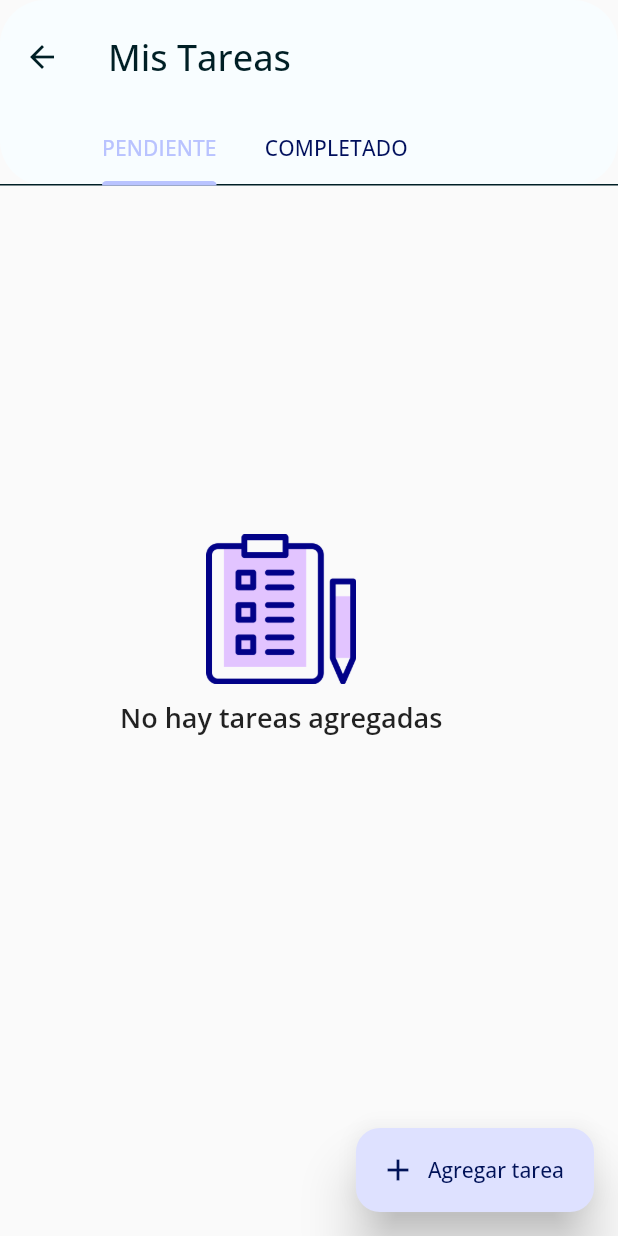
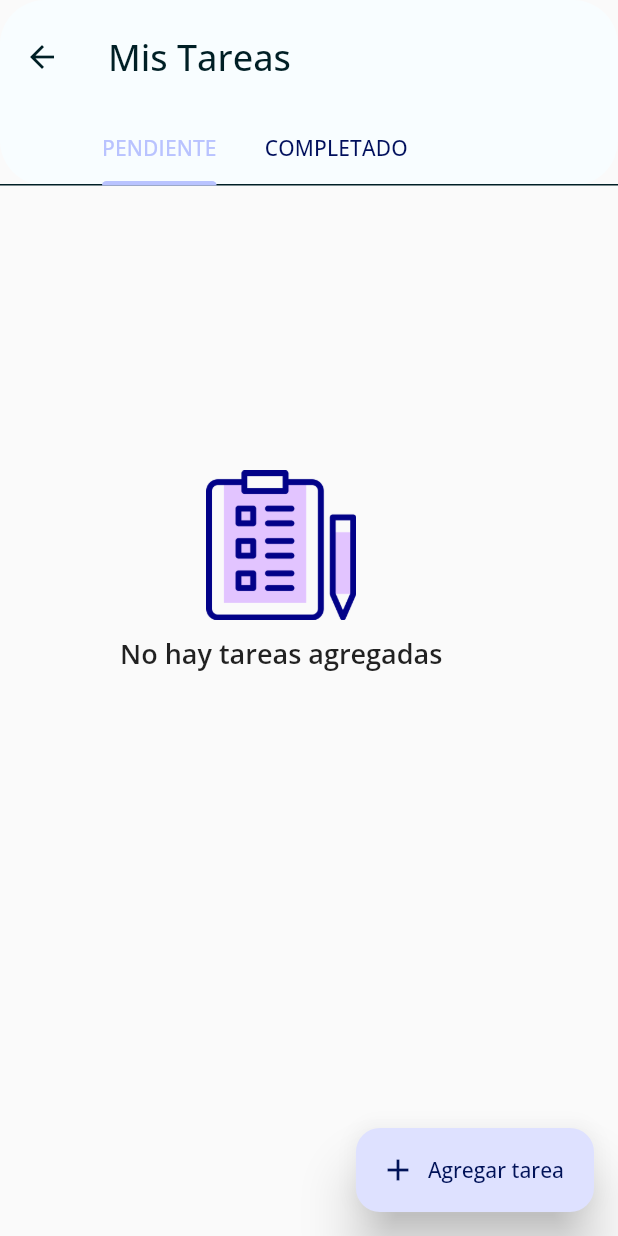
Before and after one commit to moisesmtzs/agenda_modular, a Flutter app: the TaskPage screen opened by its route, on a phone screen of 412 x 824 dp. Run offline on Flutter 3.47's test engine with Material 2 defaults, Android fonts, the light colour scheme and no system bars; our stand-ins replace avatar_glow, flutter_svg, flutter_tts, flutter_zoom_drawer, get, get_storage and 8 more; missing offline and left inert: dart:ffi, highlight_text; accounts and stored records are empty.

Commit message:
Checkbox arreglado

```diff
--- a/lib/src/screens/tasks/task_controller.dart
+++ b/lib/src/screens/tasks/task_controller.dart
@@ -14,15 +14,14 @@ import 'package:agenda_app/src/ui/app_colors.dart';
 
 class TaskController extends GetxController {
   TaskController() {
-    connectivity.getConnectivity(); //esto constructor
+    connectivity.getConnectivity();
   }
 
-  //VALIDAR QUE EXISTE UNA CONEXION A INTERNET//
   Future validarInternet() async {
     await connectivity.getConnectivity();
   }
 
-  Connect connectivity = Connect(); //esto, constructor
+  Connect connectivity = Connect();
 
   User userSession = User.fromJson(GetStorage().read('user') ?? {});
 
@@ -39,8 +38,6 @@ class TaskController extends GetxController {
   }
 
   void goToAddTaskPage(BuildContext context) {
-    // final page = AddTaskPage();
-    // Navigator.push(context, MaterialPageRoute(builder: (context) => page));
     Get.toNamed('/addTask');
   }
 
@@ -56,7 +53,9 @@ class TaskController extends GetxController {
 
     if (status == 'COMPLETADO') {
       for (int i = 0; i < tasks.length; i++) {
-        selectedTasks.add(tasks[i]!.id);
+        if ( !selectedTasks.contains(tasks[i]!.id) ) {
+          selectedTasks.add(tasks[i]!.id);
+        }
       }
     }
     selectedTasks.refresh();
@@ -92,7 +91,6 @@ class TaskController extends GetxController {
   }
 
   void delete(Task? task) async {
-    //GENERA LA REPLICA AL ELIMINAR UN REGISTRO//
     await connectivity.getConnectivityReplica();
     if (connectivity.isConnected == true) {
       ResponseApi? responseApi = await _tasksProvider.deleteTask(task!.id);
@@ -140,10 +138,11 @@ class TaskController extends GetxController {
     );
 
     showDialog(
-        context: context,
-        builder: (BuildContext context) {
-          return alertDialog;
-        });
+      context: context,
+      builder: (BuildContext context) {
+        return alertDialog;
+      }
+    );
   }
 
 }
--- a/lib/src/screens/tasks/task_page.dart
+++ b/lib/src/screens/tasks/task_page.dart
@@ -69,10 +69,12 @@ class _TaskPageState extends State<TaskPage> {
           ),)
         ),
         body: TabBarView(
-          physics: const NeverScrollableScrollPhysics(),
+          physics: const ClampingScrollPhysics(),
           children: tasks.map((_tasks) {
             return RefreshIndicator(
               onRefresh: _refresh,
+              semanticsLabel: 'Actualizar tareas',
+              semanticsValue: 'Actualizar tareas',
               child: FutureBuilder<List<Task?>>(
                 future: _tasks,
                 builder: (context, AsyncSnapshot<List<Task?>> snapshot) {
@@ -85,10 +87,13 @@ class _TaskPageState extends State<TaskPage> {
                         itemBuilder: (_, index) {
                           return _taskCard(snapshot.data![index]!, context);
                         }
-
                       );
                     } else {
-                      return NoTaskWidget(text: 'No hay tareas agregadas');
+                      return SingleChildScrollView(
+                        physics: const AlwaysScrollableScrollPhysics(),
+                        padding: const EdgeInsets.symmetric(vertical: 100),
+                        child: NoTaskWidget(text: 'No hay tareas agregadas')
+                      );
                     }
                   } else {
                     return NoTaskWidget(text: 'No hay tareas agregadas');
```
Also changed, not shown: lib/src/screens/subject/detail/subject_detail_page.dart (+12 -46 lines).
